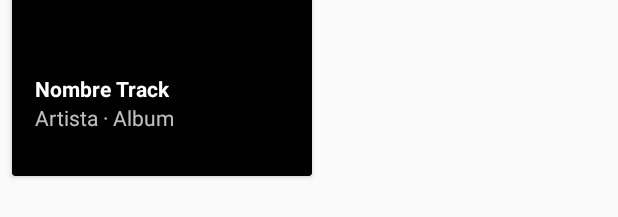
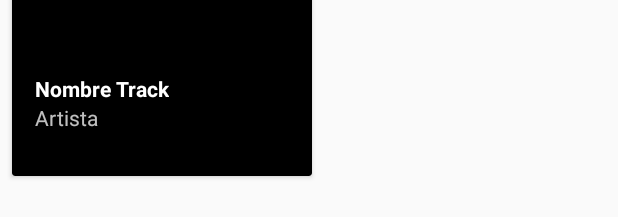
Before and after one commit to juaniunzu/Android-DrakeMusic-DH, an Android app: the layout celda_album.xml on its own in the app's theme, with its tools: preview values and no code run, on a phone screen of 412 x 824 dp. Shown: the part 211-428 px from the top of the screen. Run offline under Robolectric (Android 15) with nearby library versions, the phone set to English and light mode, and no system bars.

Commit message:
Diseño - albumes

```diff
--- a/app/src/main/java/com/example/projectointegrador/view/adapter/AlbumAdapter.java
+++ b/app/src/main/java/com/example/projectointegrador/view/adapter/AlbumAdapter.java
@@ -48,10 +48,12 @@ public class AlbumAdapter extends RecyclerView.Adapter<AlbumAdapter.AlbumViewHol
     protected class AlbumViewHolder extends RecyclerView.ViewHolder{
         private ImageView imageViewImagenAlbum;
         private TextView textViewNombreAlbum;
+        private TextView textViewNombreArtista;
         public AlbumViewHolder(@NonNull View itemView) {
             super(itemView);
             imageViewImagenAlbum = itemView.findViewById(R.id.celdaAlbum_ImageviewAlbum);
             textViewNombreAlbum = itemView.findViewById(R.id.celdaAlbum_TextViewNombreAlbum);
+            textViewNombreArtista = itemView.findViewById(R.id.celdaAlbum_TextViewAlbum);
         }
         public void darValores(Album album){
             // Forma de obtener el id con solo el nombre del drawabale. Esto hace que no rompan los datos hardcodeados.
@@ -63,6 +65,7 @@ public class AlbumAdapter extends RecyclerView.Adapter<AlbumAdapter.AlbumViewHol
                     .setDefaultRequestOptions(requestOptions)
                     .load(album.getCover()).into(imageViewImagenAlbum);
             textViewNombreAlbum.setText(album.getTitle());
+            textViewNombreArtista.setText(album.getArtist().getName());
         }
     }
 }
--- a/app/src/main/res/layout/celda_album.xml
+++ b/app/src/main/res/layout/celda_album.xml
@@ -24,28 +24,12 @@
             app:layout_constraintTop_toBottomOf="@id/celdaAlbum_ImageviewAlbum" />
 
         <TextView
-            android:id="@+id/celdaRecomendado_TextViewAlbumRecomendado"
+            android:id="@+id/celdaAlbum_TextViewAlbum"
             style="@style/celdahome_album_artista_celda"
             android:text="Artista"
             app:layout_constraintStart_toStartOf="@id/celdaAlbum_ImageviewAlbum"
             app:layout_constraintTop_toBottomOf="@id/celdaAlbum_TextViewNombreAlbum" />
 
-        <TextView
-            android:id="@+id/celdaAlbum_separador"
-            android:layout_width="wrap_content"
-            android:layout_height="wrap_content"
-            android:text=" · "
-            android:textColor="@color/text_title_home"
-            android:textSize="14dp"
-            app:layout_constraintStart_toEndOf="@id/celdaRecomendado_TextViewAlbumRecomendado"
-            app:layout_constraintTop_toBottomOf="@id/celdaAlbum_TextViewNombreAlbum" />
-
-        <TextView
-            android:id="@+id/celdaRecomendado_TextViewArtistaRecomendado"
-            style="@style/celdahome_album_artista_celda"
-            android:text="Album"
-            app:layout_constraintStart_toEndOf="@id/celdaAlbum_separador"
-            app:layout_constraintTop_toBottomOf="@id/celdaAlbum_TextViewNombreAlbum" />
 
     </androidx.constraintlayout.widget.ConstraintLayout>
 
```
Also changed, not shown: app/src/main/java/com/example/projectointegrador/model/Album.java (+19 -0 lines).
